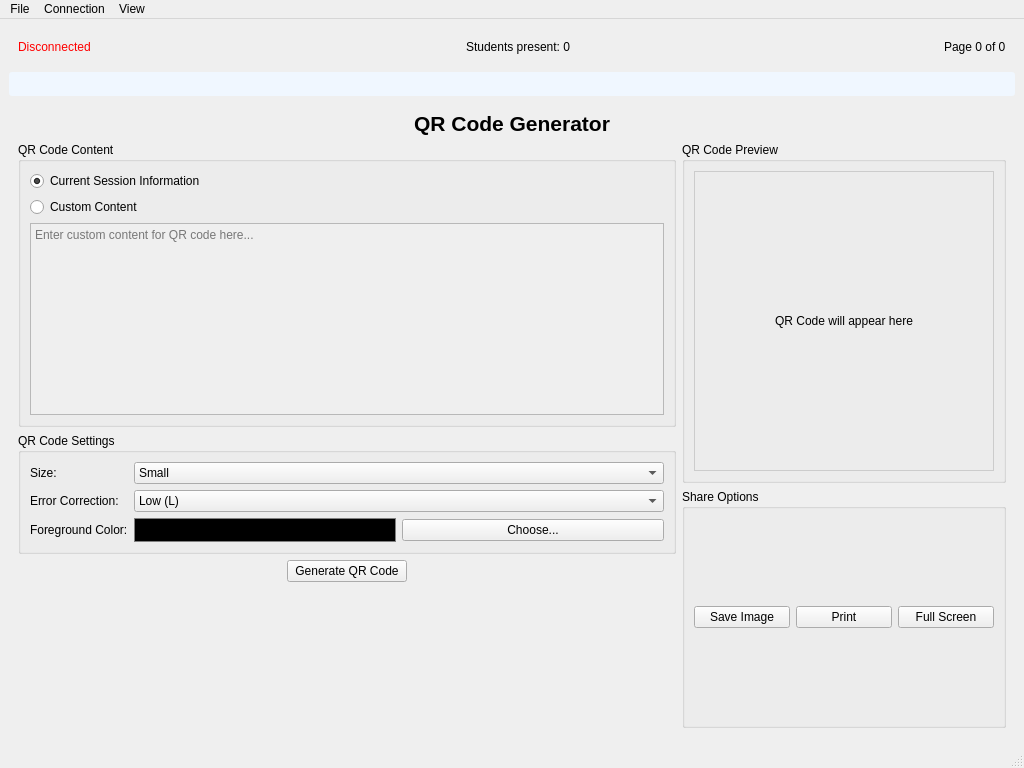
This is mainwindow.ui in emirgit/AirClass-Desktop as Qt 5 draws it before an edit. The edited form follows.
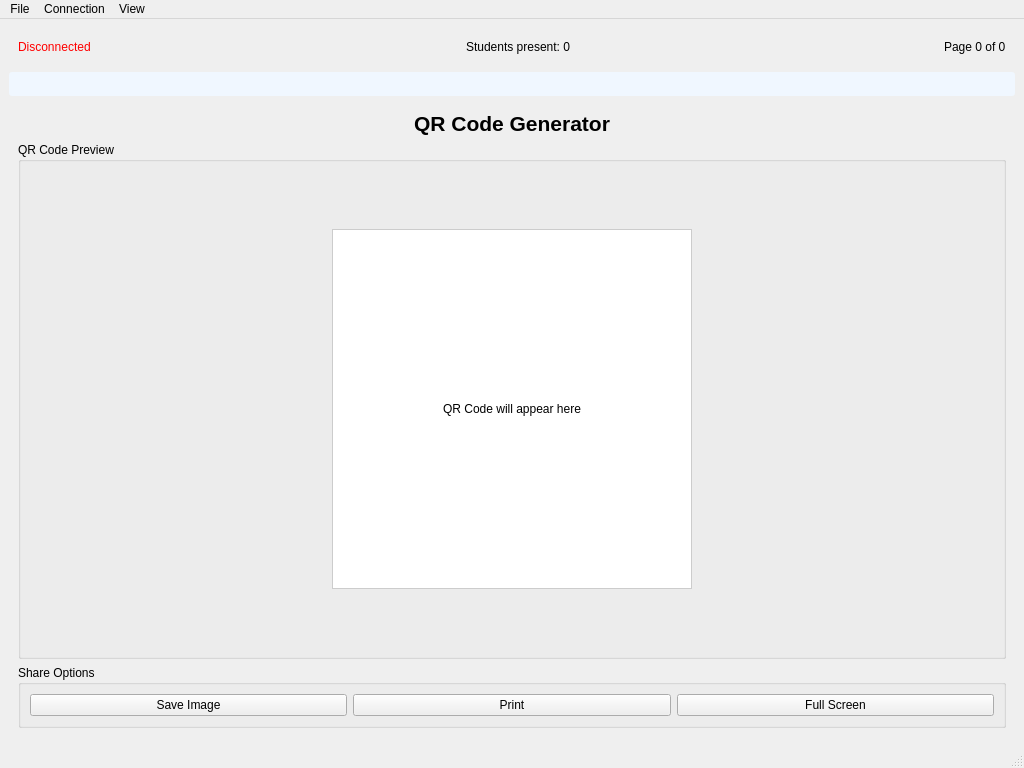
This is the edited form. The open tabs and pages were chosen to show the change. Icons and pictures are not drawn. Custom widgets are drawn as their Qt base class.

```diff
--- a/mainwindow.ui
+++ b/mainwindow.ui
@@ -386,205 +386,7 @@
          </widget>
         </item>
         <item>
-         <layout class="QHBoxLayout" name="qrCodeMainLayout">
-          <item>
-           <layout class="QVBoxLayout" name="qrCodeOptionsLayout">
-            <item>
-             <widget class="QGroupBox" name="qrContentGroupBox">
-              <property name="title">
-               <string>QR Code Content</string>
-              </property>
-              <layout class="QVBoxLayout" name="qrContentLayout">
-               <item>
-                <widget class="QRadioButton" name="sessionRadioButton">
-                 <property name="text">
-                  <string>Current Session Information</string>
-                 </property>
-                 <property name="checked">
-                  <bool>true</bool>
-                 </property>
-                </widget>
-               </item>
-               <item>
-                <widget class="QRadioButton" name="customRadioButton">
-                 <property name="text">
-                  <string>Custom Content</string>
-                 </property>
-                </widget>
-               </item>
-               <item>
-                <widget class="QTextEdit" name="customContentTextEdit">
-                 <property name="enabled">
-                  <bool>false</bool>
-                 </property>
-                 <property name="placeholderText">
-                  <string>Enter custom content for QR code here...</string>
-                 </property>
-                </widget>
-               </item>
-              </layout>
-             </widget>
-            </item>
-            <item>
-             <widget class="QGroupBox" name="qrSettingsGroupBox">
-              <property name="title">
-               <string>QR Code Settings</string>
-              </property>
-              <layout class="QFormLayout" name="qrSettingsLayout">
-               <item row="0" column="0">
-                <widget class="QLabel" name="sizeLevelLabel">
-                 <property name="text">
-                  <string>Size:</string>
-                 </property>
-                </widget>
-               </item>
-               <item row="0" column="1">
-                <widget class="QComboBox" name="sizeComboBox">
-                 <item>
-                  <property name="text">
-                   <string>Small</string>
-                  </property>
-                 </item>
-                 <item>
-                  <property name="text">
-                   <string>Medium</string>
-                  </property>
-                 </item>
-                 <item>
-                  <property name="text">
-                   <string>Large</string>
-                  </property>
-                 </item>
-                </widget>
-               </item>
-               <item row="1" column="0">
-                <widget class="QLabel" name="errorLevelLabel">
-                 <property name="text">
-                  <string>Error Correction:</string>
-                 </property>
-                </widget>
-               </item>
-               <item row="1" column="1">
-                <widget class="QComboBox" name="errorCorrectionComboBox">
-                 <item>
-                  <property name="text">
-                   <string>Low (L)</string>
-                  </property>
-                 </item>
-                 <item>
-                  <property name="text">
-                   <string>Medium (M)</string>
-                  </property>
-                 </item>
-                 <item>
-                  <property name="text">
-                   <string>Quality (Q)</string>
-                  </property>
-                 </item>
-                 <item>
-                  <property name="text">
-                   <string>High (H)</string>
-                  </property>
-                 </item>
-                </widget>
-               </item>
-               <item row="2" column="0">
-                <widget class="QLabel" name="colorLabel">
-                 <property name="text">
-                  <string>Foreground Color:</string>
-                 </property>
-                </widget>
-               </item>
-               <item row="2" column="1">
-                <layout class="QHBoxLayout" name="colorLayout">
-                 <item>
-                  <widget class="QFrame" name="foregroundColorFrame">
-                   <property name="minimumSize">
-                    <size>
-                     <width>24</width>
-                     <height>24</height>
-                    </size>
-                   </property>
-                   <property name="styleSheet">
-                    <string>background-color: black; border: 1px solid gray;</string>
-                   </property>
-                   <property name="frameShape">
-                    <enum>QFrame::Shape::StyledPanel</enum>
-                   </property>
-                  </widget>
-                 </item>
-                 <item>
-                  <widget class="QPushButton" name="chooseColorButton">
-                   <property name="text">
-                    <string>Choose...</string>
-                   </property>
-                  </widget>
-                 </item>
-                </layout>
-               </item>
-              </layout>
-             </widget>
-            </item>
-            <item>
-             <layout class="QHBoxLayout" name="generateButtonLayout">
-              <item>
-               <spacer name="horizontalSpacer_4">
-                <property name="orientation">
-                 <enum>Qt::Orientation::Horizontal</enum>
-                </property>
-                <property name="sizeHint" stdset="0">
-                 <size>
-                  <width>40</width>
-                  <height>20</height>
-                 </size>
-                </property>
-               </spacer>
-              </item>
-              <item>
-               <widget class="QPushButton" name="generateQRButton">
-                <property name="minimumSize">
-                 <size>
-                  <width>120</width>
-                  <height>0</height>
-                 </size>
-                </property>
-                <property name="text">
-                 <string>Generate QR Code</string>
-                </property>
-               </widget>
-              </item>
-              <item>
-               <spacer name="horizontalSpacer_5">
-                <property name="orientation">
-                 <enum>Qt::Orientation::Horizontal</enum>
-                </property>
-                <property name="sizeHint" stdset="0">
-                 <size>
-                  <width>40</width>
-                  <height>20</height>
-                 </size>
-                </property>
-               </spacer>
-              </item>
-             </layout>
-            </item>
-            <item>
-             <spacer name="verticalSpacer">
-              <property name="orientation">
-               <enum>Qt::Orientation::Vertical</enum>
-              </property>
-              <property name="sizeHint" stdset="0">
-               <size>
-                <width>20</width>
-                <height>40</height>
-               </size>
-              </property>
-             </spacer>
-            </item>
-           </layout>
-          </item>
-          <item>
-           <layout class="QVBoxLayout" name="qrCodePreviewLayout">
+         <layout class="QVBoxLayout" name="qrCodeMainLayout">
             <item>
              <widget class="QGroupBox" name="qrPreviewGroupBox">
               <property name="title">
@@ -592,15 +394,43 @@
               </property>
               <layout class="QVBoxLayout" name="previewLayout">
                <item>
+              <spacer name="verticalSpacer">
+               <property name="orientation">
+                <enum>Qt::Vertical</enum>
+               </property>
+               <property name="sizeHint" stdset="0">
+                <size>
+                 <width>20</width>
+                 <height>40</height>
+                </size>
+               </property>
+              </spacer>
+             </item>
+             <item>
+              <layout class="QHBoxLayout" name="horizontalLayout_5">
+               <item>
+                <spacer name="horizontalSpacer_4">
+                 <property name="orientation">
+                  <enum>Qt::Horizontal</enum>
+                 </property>
+                 <property name="sizeHint" stdset="0">
+                  <size>
+                   <width>40</width>
+                   <height>20</height>
+                  </size>
+                 </property>
+                </spacer>
+               </item>
+               <item>
                 <widget class="QLabel" name="qrCodePreviewLabel">
                  <property name="minimumSize">
                   <size>
-                   <width>300</width>
-                   <height>300</height>
+                   <width>400</width>
+                   <height>400</height>
                   </size>
                  </property>
                  <property name="styleSheet">
-                  <string>border: 1px solid #cccccc;</string>
+                  <string>border: 1px solid #cccccc; background-color: white; padding: 20px; margin: 20px;</string>
                  </property>
                  <property name="text">
                   <string>QR Code will appear here</string>
@@ -608,7 +438,41 @@
                  <property name="alignment">
                   <set>Qt::AlignmentFlag::AlignCenter</set>
                  </property>
+                 <property name="sizePolicy">
+                  <sizepolicy hsizetype="Fixed" vsizetype="Fixed">
+                   <horstretch>0</horstretch>
+                   <verstretch>0</verstretch>
+                  </sizepolicy>
+                 </property>
                 </widget>
+               </item>
+               <item>
+                <spacer name="horizontalSpacer_5">
+                 <property name="orientation">
+                  <enum>Qt::Horizontal</enum>
+                 </property>
+                 <property name="sizeHint" stdset="0">
+                  <size>
+                   <width>40</width>
+                   <height>20</height>
+                  </size>
+                 </property>
+                </spacer>
+               </item>
+              </layout>
+             </item>
+             <item>
+              <spacer name="verticalSpacer_2">
+               <property name="orientation">
+                <enum>Qt::Vertical</enum>
+               </property>
+               <property name="sizeHint" stdset="0">
+                <size>
+                 <width>20</width>
+                 <height>40</height>
+                </size>
+               </property>
+              </spacer>
                </item>
               </layout>
              </widget>
@@ -655,8 +519,6 @@
            </layout>
           </item>
          </layout>
-        </item>
-       </layout>
       </widget>
      </widget>
     </item>
```
Left out of the diff: 4 changed lines with no effect on the pictures. Lines whose indentation alone changed are shown as unchanged.
